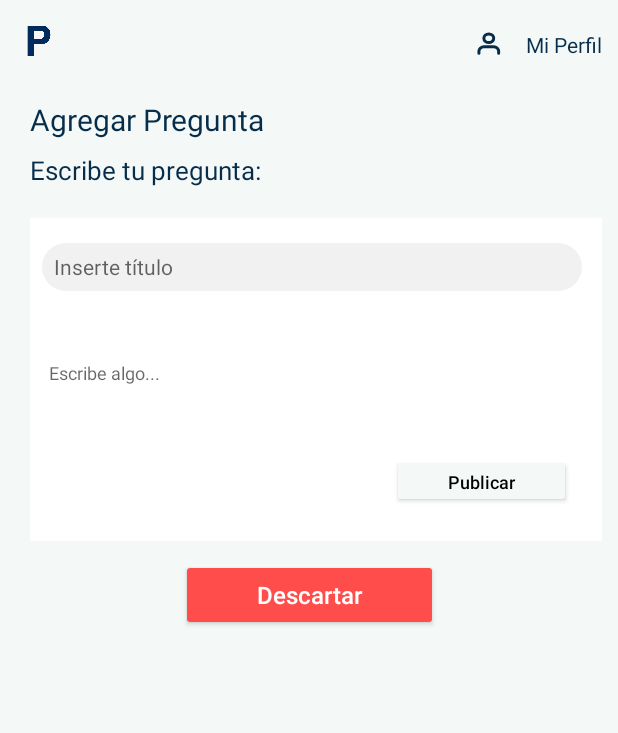
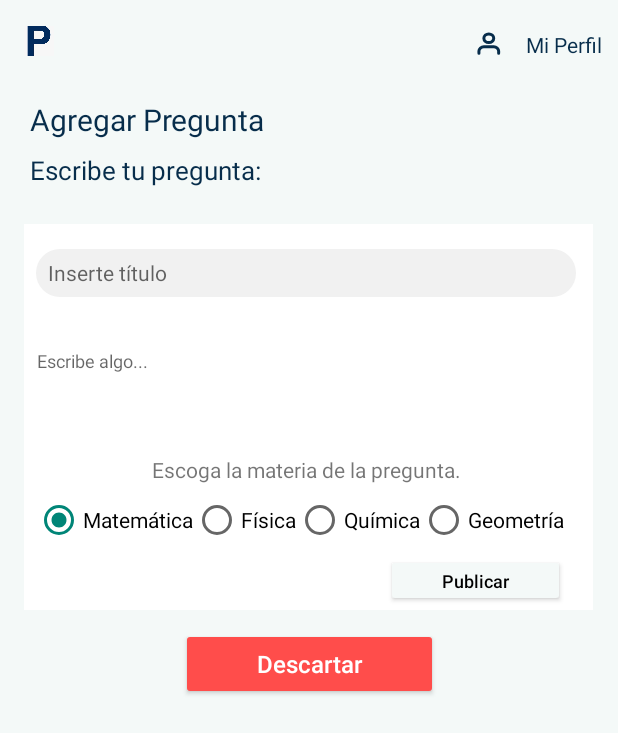
Before and after one commit to ARTEAGA1811/ProyectoPoliAyudaME, an Android app: the FragmentEscribirPregunta screen opened directly, with no data from a screen before it, on a phone screen of 412 x 824 dp. Shown: the top 733 px of the screen. Run offline under Robolectric (Android 15) with nearby library versions, the phone set to English and light mode, and no system bars; our stand-ins replace Firebase (no records; nobody signed in at launch, a user with empty details on screens opened directly).

Commit message:
Selección de Materia al crear pregunta

```diff
--- a/app/src/main/java/com/grupo6/myapplication/FragmentEscribirPregunta.kt
+++ b/app/src/main/java/com/grupo6/myapplication/FragmentEscribirPregunta.kt
@@ -8,6 +8,7 @@ import android.view.View
 import android.view.ViewGroup
 import android.widget.Button
 import android.widget.EditText
+import android.widget.RadioButton
 import com.google.firebase.database.DatabaseReference
 import com.google.firebase.database.ktx.database
 import com.google.firebase.ktx.Firebase
@@ -32,6 +33,11 @@ class FragmentEscribirPregunta : Fragment() {
     lateinit var publicar: Button
     lateinit var tituloPregunta: EditText
     lateinit var descriptionPregunta: EditText
+    lateinit var radioButtonMate: RadioButton
+    lateinit var radioButtonQuimica: RadioButton
+    lateinit var radioButtonFisica: RadioButton
+    lateinit var radioButtonGeo: RadioButton
+    lateinit var materia: String
     private lateinit var database: DatabaseReference
 
     override fun onCreate(savedInstanceState: Bundle?) {
@@ -51,12 +57,29 @@ class FragmentEscribirPregunta : Fragment() {
         publicar = vista.findViewById(R.id.buttonPublicarPregunta)
         tituloPregunta = vista.findViewById(R.id.editTextTextTítuloPregunta)
         descriptionPregunta = vista.findViewById(R.id.editTextTextEscribirPregunta)
+        radioButtonMate = vista.findViewById(R.id.radioButtonMate)
+        radioButtonFisica = vista.findViewById(R.id.radioButtonFisica)
+        radioButtonQuimica = vista.findViewById(R.id.radioButtonQuimica)
+        radioButtonGeo = vista.findViewById(R.id.radioButtonGeo)
         database = Firebase.database.reference
 
 
         publicar.setOnClickListener {
             if(!ValidarDatosRequeridos())
                 return@setOnClickListener
+
+            if(radioButtonMate.isChecked){
+                materia = radioButtonMate.text.toString()
+            }
+            if(radioButtonQuimica.isChecked){
+                materia = radioButtonQuimica.text.toString()
+            }
+            if(radioButtonFisica.isChecked){
+                materia = radioButtonFisica.text.toString()
+            }
+            if(radioButtonGeo.isChecked){
+                materia = radioButtonQuimica.text.toString()
+            }
 
             val preguntaNueva = Pregunta();
             val current = LocalDateTime.now()
@@ -68,6 +91,7 @@ class FragmentEscribirPregunta : Fragment() {
             preguntaNueva.descripcion = descriptionPregunta.text.toString()
             preguntaNueva.usuario = PreguntasInicio.GlobalVars.usuario
             preguntaNueva.fecha = formatted
+            preguntaNueva.materia = materia
 
             database.child("preguntas").child(preguntaNueva.idPregunta).setValue(preguntaNueva)
 
--- a/app/src/main/java/com/grupo6/myapplication/Pregunta.kt
+++ b/app/src/main/java/com/grupo6/myapplication/Pregunta.kt
@@ -2,9 +2,9 @@ package com.grupo6.myapplication
 
 import java.time.LocalDateTime
 var idContadorPregunta: Int = 0
-data class Pregunta(var idPregunta: String, var titulo:String,var descripcion:String, var usuario:String, var fecha:String){
+data class Pregunta(var idPregunta: String, var titulo:String,var descripcion:String, var usuario:String, var fecha:String, var materia:String){
 
-    constructor():this("pregunta" + (calculoPreguntas().toString()),"","", "", "")
+    constructor():this("pregunta" + (calculoPreguntas().toString()),"","", "", "","")
 
 }
 
--- a/app/src/main/res/layout/activity_anadir_pregunta.xml
+++ b/app/src/main/res/layout/activity_anadir_pregunta.xml
@@ -67,10 +67,10 @@
 
     <androidx.fragment.app.FragmentContainerView
         android:id="@+id/fragmentContainerView5"
-        android:layout_width="381dp"
-        android:layout_height="215dp"
-        android:layout_marginStart="20dp"
-        android:layout_marginTop="20dp"
+        android:layout_width="379dp"
+        android:layout_height="257dp"
+        android:layout_marginStart="16dp"
+        android:layout_marginTop="24dp"
         android:background="#FFFFFF"
         android:backgroundTint="#FFFFFF"
         app:circularflow_defaultRadius="8sp"
--- a/app/src/main/res/layout/fragment_escribir_pregunta.xml
+++ b/app/src/main/res/layout/fragment_escribir_pregunta.xml
@@ -9,7 +9,7 @@
 
     <androidx.constraintlayout.widget.ConstraintLayout
         android:layout_width="377dp"
-        android:layout_height="209dp"
+        android:layout_height="262dp"
         android:background="@drawable/cajas_respuestas"
         android:backgroundTint="#FFFFFF">
 
@@ -36,8 +36,7 @@
             android:id="@+id/editTextTextEscribirPregunta"
             android:layout_width="352dp"
             android:layout_height="85dp"
-            android:layout_marginStart="12dp"
-            android:layout_marginTop="12dp"
+            android:layout_marginStart="8dp"
             android:background="@android:color/transparent"
             android:ems="10"
             android:hint="@string/escribirRespuestaIngreso"
@@ -50,7 +49,6 @@
             android:id="@+id/buttonPublicarPregunta"
             android:layout_width="119dp"
             android:layout_height="35dp"
-            android:layout_marginTop="12dp"
             android:layout_marginEnd="16dp"
             android:backgroundTint="#F4F9F8"
             android:inputType="textCapSentences"
@@ -61,7 +59,67 @@
             android:text="@string/botonPublicar"
             android:textColor="#000000"
             android:textSize="12sp"
+            app:layout_constraintBottom_toBottomOf="parent"
             app:layout_constraintEnd_toEndOf="parent"
+            app:layout_constraintTop_toBottomOf="@+id/radioGroupMateria" />
+
+        <RadioGroup
+            android:id="@+id/radioGroupMateria"
+            android:layout_width="wrap_content"
+            android:layout_height="wrap_content"
+            android:layout_marginTop="8dp"
+            android:layout_marginEnd="16dp"
+            android:gravity="center"
+            android:orientation="horizontal"
+            app:layout_constraintEnd_toEndOf="parent"
+            app:layout_constraintHorizontal_bias="0.896"
+            app:layout_constraintStart_toStartOf="parent"
+            app:layout_constraintTop_toBottomOf="@+id/textView4">
+
+            <RadioButton
+                android:id="@+id/radioButtonMate"
+                android:layout_width="wrap_content"
+                android:layout_height="wrap_content"
+                android:checked="true"
+                android:text="@string/matem_tica"
+                tools:layout_editor_absoluteX="125dp"
+                tools:layout_editor_absoluteY="109dp" />
+
+            <RadioButton
+                android:id="@+id/radioButtonFisica"
+                android:layout_width="wrap_content"
+                android:layout_height="wrap_content"
+                android:text="@string/f_sica"
+                tools:layout_editor_absoluteX="125dp"
+                tools:layout_editor_absoluteY="109dp" />
+
+            <RadioButton
+                android:id="@+id/radioButtonQuimica"
+                android:layout_width="wrap_content"
+                android:layout_height="wrap_content"
+                android:text="@string/qu_mica"
+                tools:layout_editor_absoluteX="125dp"
+                tools:layout_editor_absoluteY="109dp" />
+
+            <RadioButton
+                android:id="@+id/radioButtonGeo"
+                android:layout_width="wrap_content"
+                android:layout_height="wrap_content"
+                android:text="@string/geometr_a"
+                tools:layout_editor_absoluteX="125dp"
+                tools:layout_editor_absoluteY="109dp" />
+
+        </RadioGroup>
+
+        <TextView
+            android:id="@+id/textView4"
+            android:layout_width="wrap_content"
+            android:layout_height="wrap_content"
+            android:layout_marginTop="20dp"
+            android:text="@string/escoga_tipo"
+            app:layout_constraintEnd_toEndOf="parent"
+            app:layout_constraintHorizontal_bias="0.498"
+            app:layout_constraintStart_toStartOf="parent"
             app:layout_constraintTop_toBottomOf="@+id/editTextTextEscribirPregunta" />
     </androidx.constraintlayout.widget.ConstraintLayout>
 </FrameLayout>
--- a/app/src/main/res/values/strings.xml
+++ b/app/src/main/res/values/strings.xml
@@ -71,4 +71,5 @@
     <string name="f_sica">Física</string>
     <string name="qu_mica">Química</string>
     <string name="geometr_a">Geometría</string>
+    <string name="escoga_tipo">Escoga la materia de la pregunta.</string>
 </resources>
```
